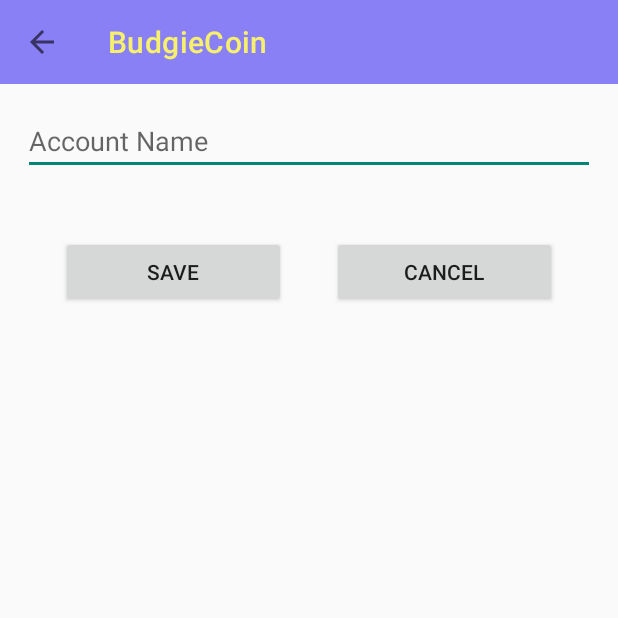
After one commit to MichaelDuToit/SD6501_BudgieCoin_Project, an Android app: the AddAccountActivity screen opened directly, with no data from a screen before it, on a phone screen of 412 x 824 dp, the top half of it. The commit adds this screen. Run offline under Robolectric (Android 15) with nearby library versions, the phone set to English and light mode, and no system bars.

Commit message:
Added and AddAccountActivity to manage that when its implemented

```diff
--- a/app/src/main/AndroidManifest.xml
+++ b/app/src/main/AndroidManifest.xml
@@ -12,7 +12,8 @@
         android:roundIcon="@mipmap/ic_launcher_round"
         android:supportsRtl="true"
         android:theme="@style/Theme.AppCompat.Light.NoActionBar">
-        <activity android:name=".AppCompatNavigationDrawerActivity"></activity>
+        <activity android:name=".AddAccountActivity"></activity>
+        <activity android:name=".AppCompatNavigationDrawerActivity" />
         <activity
             android:name=".SettingsActivity"
             android:label="@string/title_activity_settings"
@@ -29,8 +30,7 @@
         <activity
             android:name=".AddTransactionActivity"
             android:parentActivityName=".MainActivity" />
-        <activity android:name=".MainActivity">
-        </activity>
+        <activity android:name=".MainActivity"></activity>
     </application>
 
 </manifest>
--- /dev/null
+++ b/app/src/main/java/com/example/sd6501_budgiecoin_project/AddAccountActivity.java
@@ -0,0 +1,35 @@
+package com.example.sd6501_budgiecoin_project;
+
+import androidx.appcompat.app.AppCompatActivity;
+import androidx.appcompat.widget.Toolbar;
+
+import android.content.Intent;
+import android.os.Bundle;
+import android.view.View;
+import android.widget.Toast;
+
+public class AddAccountActivity extends AppCompatActivity {
+
+    public Toolbar actionBar;
+
+    @Override
+    protected void onCreate(Bundle savedInstanceState) {
+        super.onCreate(savedInstanceState);
+        setContentView(R.layout.activity_add_account);
+
+        // Setup the custom ActionBar / Toolbar.
+        actionBar = (Toolbar)findViewById(R.id.appBar);
+        setSupportActionBar(actionBar);
+        getSupportActionBar().setDisplayHomeAsUpEnabled(true);
+    }
+
+    public void createAccount(View v){
+        Toast.makeText(this,"Account Created", Toast.LENGTH_SHORT).show();
+        startActivity(new Intent(this, AccountBalancesActivity.class));
+    }
+
+    public void cancelBtn(View v){
+        Toast.makeText(this, "Account Creation Canceled", Toast.LENGTH_SHORT).show();
+        startActivity(new Intent(this, MainActivity.class));
+    }
+}
--- a/app/src/main/java/com/example/sd6501_budgiecoin_project/AppCompatNavigationDrawerActivity.java
+++ b/app/src/main/java/com/example/sd6501_budgiecoin_project/AppCompatNavigationDrawerActivity.java
@@ -88,6 +88,9 @@ public abstract class AppCompatNavigationDrawerActivity extends AppCompatActivit
             case R.id.nav_logout:
                 intent = new Intent(this, LoginActivity.class);
                 break;
+            case R.id.nav_add_account:
+                intent = new Intent(this, AddAccountActivity.class);
+                break;
             default:
         }
         startActivity(intent);
--- a/app/src/main/java/com/example/sd6501_budgiecoin_project/LoginActivity.java
+++ b/app/src/main/java/com/example/sd6501_budgiecoin_project/LoginActivity.java
@@ -21,7 +21,7 @@ public class LoginActivity extends AppCompatActivity {
 
     EditText userInput, pinInput;
     TextView errorMsg;
-    String user = "admin", pin = "4321";
+    User user = new User("admin", "4321");
     private Executor executor;
     private BiometricPrompt biometricPrompt;
     private BiometricPrompt.PromptInfo biometricPromptInfo;
@@ -82,8 +82,8 @@ public class LoginActivity extends AppCompatActivity {
     // If the user attempts to login using username and password, check their details
     // and authenticate them.
     public void pinLoginAuthentication(){
-        if (userInput.getText().toString().equals(user)) {
-            if (pinInput.getText().toString().equals(pin)) {
+        if (userInput.getText().toString().equals(user.getUsername())) {
+            if (pinInput.getText().toString().equals(user.getPinNumber())) {
                 // If both the username and password are correct, call the goToMainActivity method.
                 goToMainActivity();
             } else {
--- /dev/null
+++ b/app/src/main/res/layout/activity_add_account.xml
@@ -0,0 +1,49 @@
+<?xml version="1.0" encoding="utf-8"?>
+<RelativeLayout android:layout_height="match_parent"
+    android:layout_width="match_parent"
+    xmlns:android="http://schemas.android.com/apk/res/android">
+    <include layout="@layout/app_bar" android:id="@+id/appBar" />
+    <EditText
+        android:id="@+id/accountName"
+        android:layout_below="@id/appBar"
+        android:layout_width="match_parent"
+        android:layout_height="wrap_content"
+        android:layout_margin="15dp"
+        android:hint="@string/accountName"
+        />
+
+    <LinearLayout
+        android:layout_width="match_parent"
+        android:layout_height="wrap_content"
+        android:layout_below="@id/accountName"
+        android:orientation="horizontal"
+        android:gravity="center"
+        android:layout_margin="25dp"
+        >
+        <Button
+            android:id="@+id/saveAccountBtn"
+            android:layout_height="wrap_content"
+            android:text="@string/btnSave"
+            android:layout_below="@id/accountName"
+            android:layout_margin="15dp"
+            android:layout_width="0dp"
+            android:layout_weight="1"
+            android:layout_gravity="left"
+            android:onClick="createAccount"
+            />
+
+        <Button
+            android:id="@+id/cancelAccountBtn"
+            android:layout_height="wrap_content"
+            android:text="@string/btnCancel"
+            android:layout_below="@id/accountName"
+            android:layout_toRightOf="@id/saveAccountBtn"
+            android:layout_margin="15dp"
+            android:layout_width="0dp"
+            android:layout_weight="1"
+            android:layout_gravity="right"
+            android:onClick="cancelBtn"
+            />
+    </LinearLayout>
+
+</RelativeLayout>
--- a/app/src/main/res/menu/navigation.xml
+++ b/app/src/main/res/menu/navigation.xml
@@ -17,6 +17,9 @@
         android:id="@+id/nav_add_transaction"
         android:title="@string/addTransactionLbl" />
     <item
+        android:id="@+id/nav_add_account"
+        android:title="@string/addAccountLbl" />
+    <item
         android:id="@+id/nav_settings"
         android:title="@string/Settings" />
     <item
--- a/app/src/main/res/values/strings.xml
+++ b/app/src/main/res/values/strings.xml
@@ -1,6 +1,7 @@
 <resources>
     <string name="app_name">BudgieCoin</string>
     <string name="addTransactionLbl">Add Transaction</string>
+    <string name="addAccountLbl">Add an Account</string>
     <string name="btnSave">Save</string>
     <string name="btnCancel">Cancel</string>
     <string name="lbl_open">Open</string>
@@ -31,6 +32,7 @@
     <string name="transactionName">Transaction Name</string>
     <string name="valueFloat">0.0</string>
     <string name="note">Note</string>
+    <string name="accountName">Account Name</string>
 
     <!-- Preference Titles -->
     <string name="messages_header">Messages</string>
```
Also changed, not shown: app/src/main/java/com/example/sd6501_budgiecoin_project/User.java (added, +33 -0 lines).
